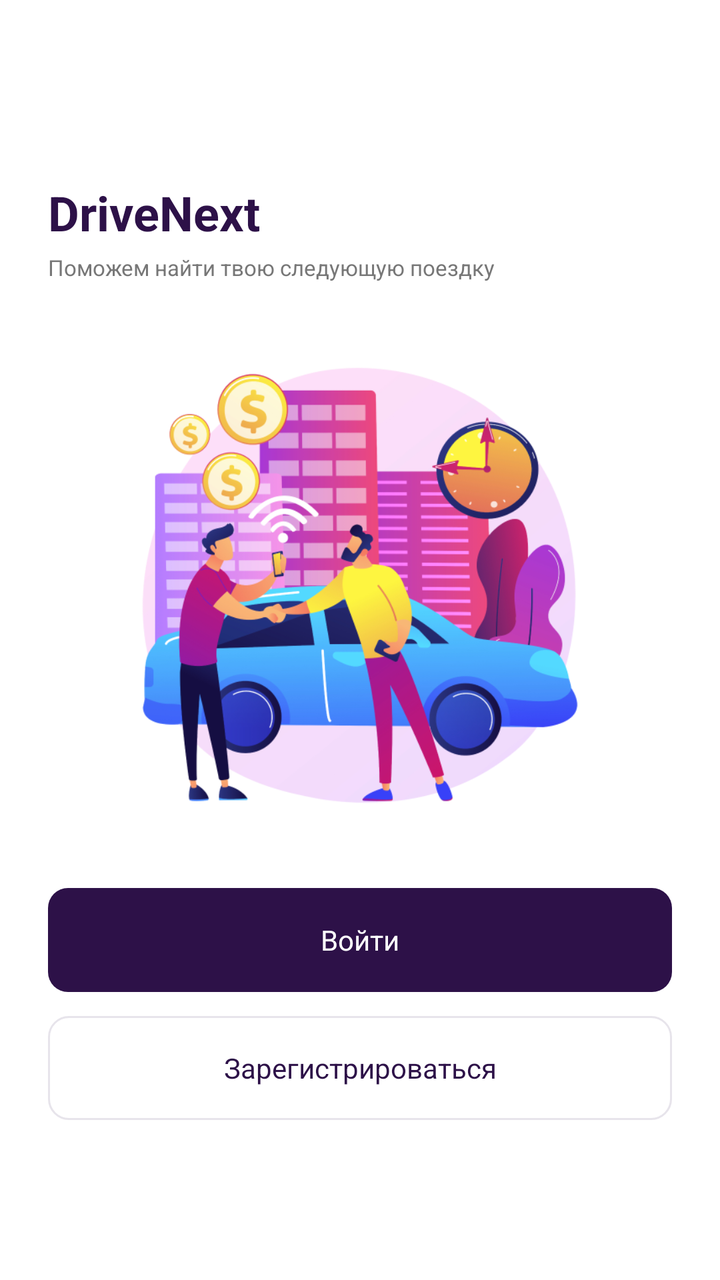
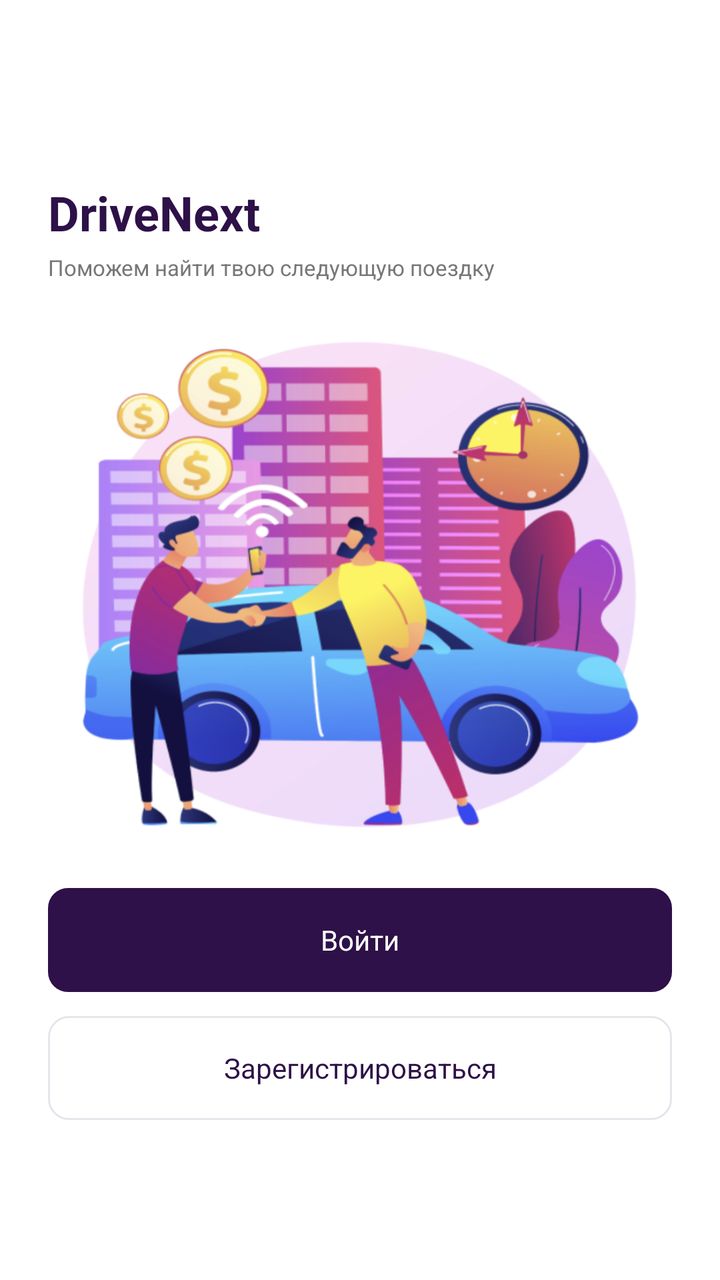

The first picture is an Android layout as it rendered before a commit; the second is the same layout after the commit. The layout source and the unified diff follow.
<!-- AndroidManifest.xml: application theme Theme.DriveNext -->
<!-- res/layout/activity_gateway.xml -->
<?xml version="1.0" encoding="utf-8"?>
<androidx.constraintlayout.widget.ConstraintLayout
    xmlns:android="http://schemas.android.com/apk/res/android"
    xmlns:app="http://schemas.android.com/apk/res-auto"
    android:layout_width="match_parent"
    android:layout_height="match_parent"
    android:background="@color/white">

    <TextView
        android:id="@+id/appTitle"
        android:layout_width="wrap_content"
        android:layout_height="wrap_content"
        android:layout_marginStart="24dp"
        android:layout_marginTop="90dp"
        android:text="@string/app_name"
        android:textColor="@color/purple"
        android:textSize="24sp"
        android:textStyle="bold"
        app:layout_constraintStart_toStartOf="parent"
        app:layout_constraintTop_toTopOf="parent" />

    <TextView
        android:id="@+id/tagline"
        android:layout_width="wrap_content"
        android:layout_height="wrap_content"
        android:layout_marginTop="4dp"
        android:text="@string/tagline"
        android:textColor="@color/secondary_text"
        android:textSize="11sp"
        app:layout_constraintStart_toStartOf="@id/appTitle"
        app:layout_constraintTop_toBottomOf="@id/appTitle" />

    <ImageView
        android:layout_width="0dp"
        android:layout_height="0dp"
        android:layout_marginStart="36dp"
        android:layout_marginEnd="36dp"
        android:contentDescription="@string/illustration_splash"
        android:scaleType="fitCenter"
        android:src="@drawable/splash_illustration"
        app:layout_constraintBottom_toTopOf="@id/actions"
        app:layout_constraintDimensionRatio="1:1"
        app:layout_constraintEnd_toEndOf="parent"
        app:layout_constraintStart_toStartOf="parent"
        app:layout_constraintTop_toBottomOf="@id/tagline"
        app:layout_constraintWidth_max="360dp" />

    <LinearLayout
        android:id="@+id/actions"
        android:layout_width="0dp"
        android:layout_height="wrap_content"
        android:layout_marginStart="24dp"
        android:layout_marginEnd="24dp"
        android:layout_marginBottom="80dp"
        android:orientation="vertical"
        app:layout_constraintBottom_toBottomOf="parent"
        app:layout_constraintEnd_toEndOf="parent"
        app:layout_constraintStart_toStartOf="parent">

        <TextView
            android:id="@+id/loginButton"
            android:layout_width="match_parent"
            android:layout_height="52dp"
            android:background="@drawable/bg_button_primary"
            android:clickable="true"
            android:focusable="true"
            android:gravity="center"
            android:text="@string/login"
            android:textColor="@color/white"
            android:textSize="14sp" />

        <TextView
            android:id="@+id/registerButton"
            android:layout_width="match_parent"
            android:layout_height="52dp"
            android:layout_marginTop="12dp"
            android:background="@drawable/bg_button_secondary"
            android:clickable="true"
            android:focusable="true"
            android:gravity="center"
            android:text="@string/register"
            android:textColor="@color/purple"
            android:textSize="14sp" />
    </LinearLayout>
</androidx.constraintlayout.widget.ConstraintLayout>
<!-- resources referenced by this layout -->
<resources>
  <color name="purple">#2D1148</color>
  <color name="secondary_text">#777777</color>
  <color name="white">#FFFFFF</color>
  <!-- drawable bg_button_primary (drawable) -->
  <?xml version="1.0" encoding="utf-8"?>
  <shape xmlns:android="http://schemas.android.com/apk/res/android">
      <solid android:color="@color/purple" />
      <corners android:radius="10dp" />
  </shape>
  <!-- drawable bg_button_secondary (drawable) -->
  <?xml version="1.0" encoding="utf-8"?>
  <shape xmlns:android="http://schemas.android.com/apk/res/android">
      <solid android:color="@color/white" />
      <stroke android:width="1dp" android:color="@color/outline" />
      <corners android:radius="10dp" />
  </shape>
  <!-- drawable splash_illustration: png bitmap (drawable-nodpi, 195084 bytes) -->
  <string name="app_name">DriveNext</string>
  <string name="illustration_splash">Иллюстрация сервиса каршеринга</string>
  <string name="login">Войти</string>
  <string name="register">Зарегистрироваться</string>
  <string name="tagline">Поможем найти твою следующую поездку</string>
  <style name="Theme.DriveNext" parent="Theme.AppCompat.Light.NoActionBar">
          <item name="colorPrimary">@color/purple</item>
          <item name="colorPrimaryDark">@color/purple</item>
          <item name="colorAccent">@color/purple</item>
          <item name="android:windowLightStatusBar">true</item>
          <item name="android:statusBarColor">@color/white</item>
          <item name="android:navigationBarColor">@color/white</item>
          <item name="android:windowLightNavigationBar">true</item>
          <item name="android:windowBackground">@color/white</item>
          <item name="android:fontFamily">sans-serif</item>
      </style>
  <color name="outline">#E7E4EB</color>
</resources>

<!-- the commit's change to res/layout/activity_gateway.xml (unified diff, before → after) -->
@@ -37,7 +37,7 @@
         android:layout_marginEnd="36dp"
         android:contentDescription="@string/illustration_splash"
         android:scaleType="fitCenter"
-        android:src="@drawable/splash_illustration"
+        android:src="@drawable/lab2_gateway"
         app:layout_constraintBottom_toTopOf="@id/actions"
         app:layout_constraintDimensionRatio="1:1"
         app:layout_constraintEnd_toEndOf="parent"
<!-- resource entries referenced after the edit -->
@@ -16,7 +16,7 @@
       <stroke android:width="1dp" android:color="@color/outline" />
       <corners android:radius="10dp" />
   </shape>
-  <!-- drawable splash_illustration: png bitmap (drawable-nodpi, 195084 bytes) -->
+  <!-- drawable lab2_gateway: png bitmap (drawable-nodpi, 152572 bytes) -->
   <string name="app_name">DriveNext</string>
   <string name="illustration_splash">Иллюстрация сервиса каршеринга</string>
   <string name="login">Войти</string>
